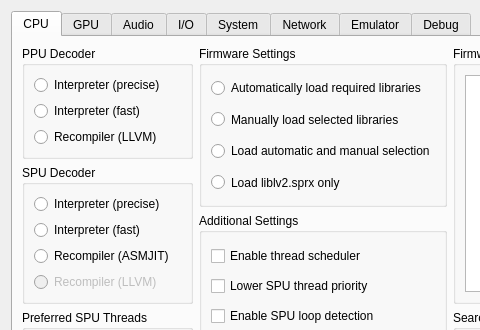
Qt form rpcs3/rpcs3qt/settings_dialog.ui (RPCS3/rpcs3) before a commit; both pictures show x 0 to 480 and y 0 to 330 of the 816 by 570 pixel window.
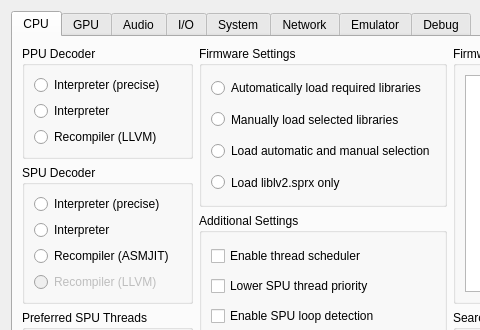
The same form after that commit. Icons and pictures are not drawn.

Diff of the .ui file:
```diff
--- a/rpcs3/rpcs3qt/settings_dialog.ui
+++ b/rpcs3/rpcs3qt/settings_dialog.ui
@@ -63,7 +63,7 @@
               <item>
                <widget class="QRadioButton" name="ppu_fast">
                 <property name="text">
-                 <string>Interpreter (fast)</string>
+                 <string>Interpreter</string>
                 </property>
                </widget>
               </item>
@@ -93,7 +93,7 @@
               <item>
                <widget class="QRadioButton" name="spu_fast">
                 <property name="text">
-                 <string>Interpreter (fast)</string>
+                 <string>Interpreter</string>
                 </property>
                </widget>
               </item>
```
